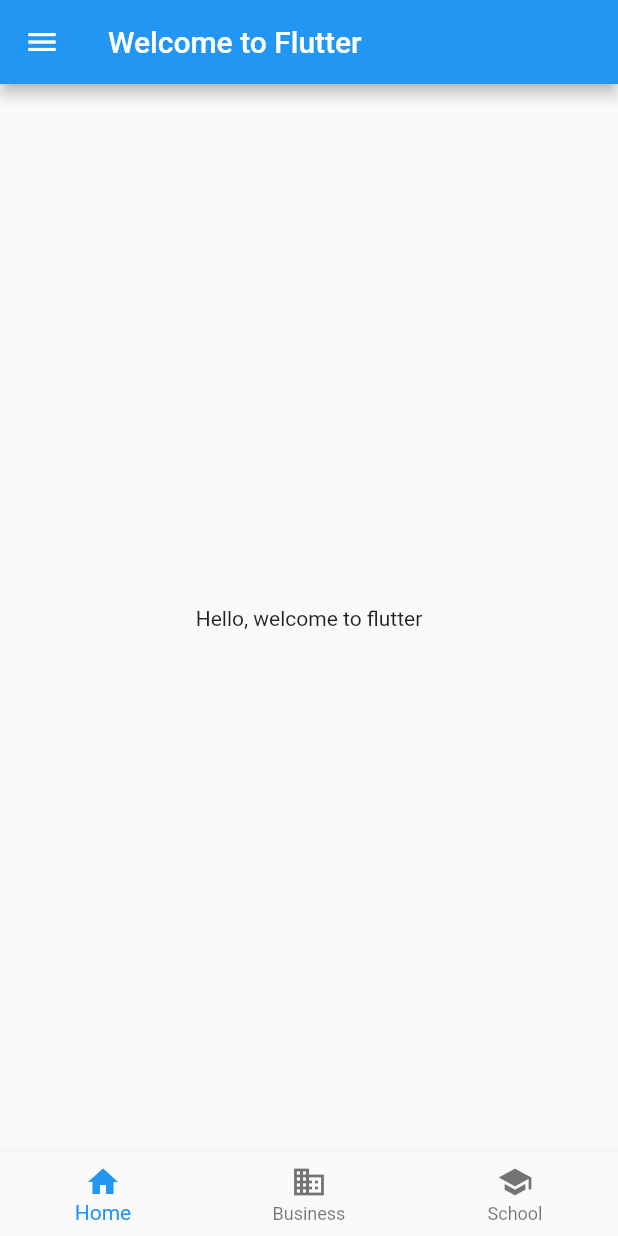
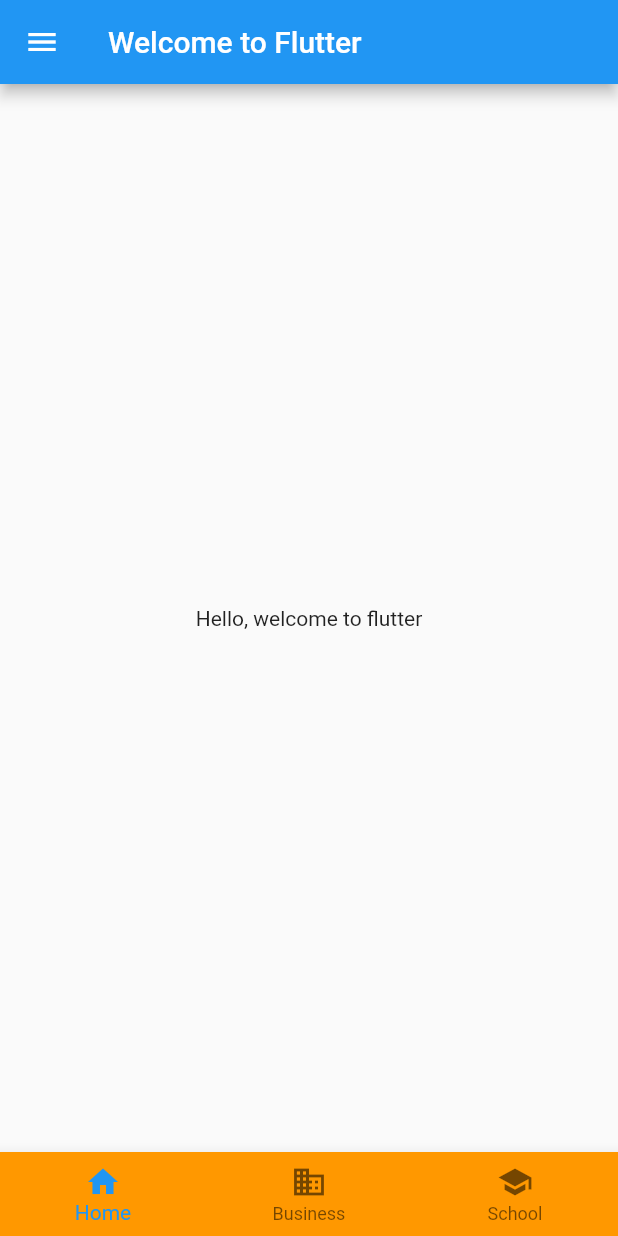
Before and after one commit to KshamaAgrawal/FirstDrawer_flutter, a Flutter app: the screen it shows after launch, on a phone screen of 412 x 824 dp. Run offline on Flutter 3.47's test engine with Material 2 defaults, Android fonts, the phone set to English and light mode, and no system bars.

Commit message:
background color in bottom navigation

```diff
--- a/lib/main.dart
+++ b/lib/main.dart
@@ -91,8 +91,8 @@ class MyHomePage extends StatelessWidget {
         ),
       ),
       bottomNavigationBar:BottomNavigationBar(
+        backgroundColor: Colors.orange,
         currentIndex: _cIndex,
-        // type: BottomNavigationBarType.shifting ,
         items: [
           BottomNavigationBarItem(
             icon: Icon(Icons.home),
```
